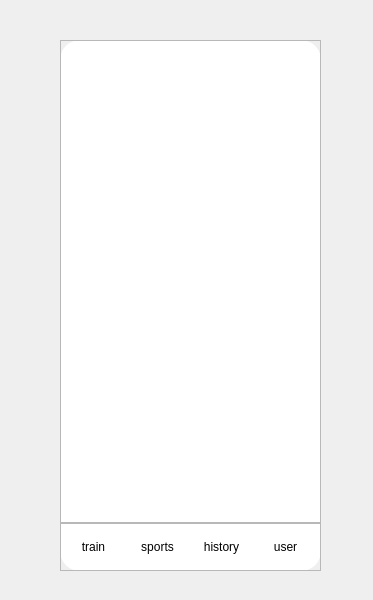
Above: Client/ui/FitMind_Client_MainInterface.ui from aud13d/FitMind before the change. Below: the same form after it.
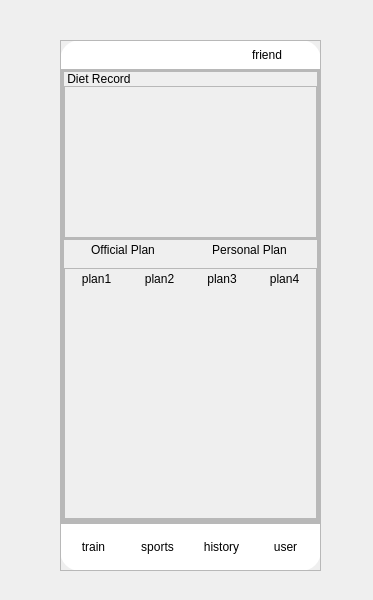
That is the form after the change. Icons and pictures are not drawn.

Commit message: Added the Train page and main interface button switching function

Patch:
```diff
--- a/Client/ui/FitMind_Client_MainInterface.ui
+++ b/Client/ui/FitMind_Client_MainInterface.ui
@@ -95,7 +95,604 @@
           <property name="currentIndex">
            <number>0</number>
           </property>
-          <widget class="QWidget" name="page_train"/>
+          <widget class="QWidget" name="page_train">
+           <layout class="QVBoxLayout" name="verticalLayout_5">
+            <property name="spacing">
+             <number>0</number>
+            </property>
+            <property name="leftMargin">
+             <number>0</number>
+            </property>
+            <property name="topMargin">
+             <number>0</number>
+            </property>
+            <property name="rightMargin">
+             <number>0</number>
+            </property>
+            <property name="bottomMargin">
+             <number>0</number>
+            </property>
+            <item>
+             <layout class="QHBoxLayout" name="horizontalLayout_3">
+              <property name="spacing">
+               <number>0</number>
+              </property>
+              <property name="topMargin">
+               <number>4</number>
+              </property>
+              <property name="rightMargin">
+               <number>6</number>
+              </property>
+              <property name="bottomMargin">
+               <number>4</number>
+              </property>
+              <item>
+               <spacer name="horizontalSpacer">
+                <property name="orientation">
+                 <enum>Qt::Orientation::Horizontal</enum>
+                </property>
+                <property name="sizeHint" stdset="0">
+                 <size>
+                  <width>90</width>
+                  <height>20</height>
+                 </size>
+                </property>
+               </spacer>
+              </item>
+              <item>
+               <widget class="QPushButton" name="button_friend">
+                <property name="styleSheet">
+                 <string notr="true">
+
+QPushButton {
+    font: 9pt &quot;微软雅黑&quot;;
+    border-radius: 6px; /* 轻微圆角 */
+    background-color: white; /* 纯白背景 */
+    color: black; /* 黑色文字 */
+    min-width: 16px;
+    min-height: 16px;
+
+}
+
+QPushButton:hover {
+    background-color: #f0f0f0; /* 浅灰色悬浮效果 */
+    margin-top: 2px; /* 轻微下移，增加按压感 */
+}
+
+QPushButton:pressed {
+    background-color: #e0e0e0; /* 按下时变深灰 */
+    margin-top: 1px; /* 按下时轻微上移 */
+}
+
+QPushButton:disabled {
+    background-color: #f8f8f8;
+    color: gray;
+    border-color: #ddd;
+}
+
+
+</string>
+                </property>
+                <property name="text">
+                 <string>friend</string>
+                </property>
+                <property name="icon">
+                 <iconset resource="res.qrc">
+                  <normaloff>:/icons/icon/user-multiple-group--close-geometric-human-multipl.png</normaloff>:/icons/icon/user-multiple-group--close-geometric-human-multipl.png</iconset>
+                </property>
+               </widget>
+              </item>
+              <item>
+               <widget class="QPushButton" name="pushButton">
+                <property name="minimumSize">
+                 <size>
+                  <width>16</width>
+                  <height>16</height>
+                 </size>
+                </property>
+                <property name="styleSheet">
+                 <string notr="true">
+
+QPushButton {
+    font: 9pt &quot;微软雅黑&quot;;
+    border-radius: 6px; /* 轻微圆角 */
+    background-color: white; /* 纯白背景 */
+    color: black; /* 黑色文字 */
+    min-width: 16px;
+    min-height: 16px;
+
+}
+
+QPushButton:hover {
+    background-color: #f0f0f0; /* 浅灰色悬浮效果 */
+    margin-top: 2px; /* 轻微下移，增加按压感 */
+}
+
+QPushButton:pressed {
+    background-color: #e0e0e0; /* 按下时变深灰 */
+    margin-top: 1px; /* 按下时轻微上移 */
+}
+
+QPushButton:disabled {
+    background-color: #f8f8f8;
+    color: gray;
+    border-color: #ddd;
+}
+
+
+</string>
+                </property>
+                <property name="text">
+                 <string/>
+                </property>
+                <property name="icon">
+                 <iconset resource="res.qrc">
+                  <normaloff>:/icons/icon/delete-1--remove-add-button-buttons-delete-cross-x.png</normaloff>:/icons/icon/delete-1--remove-add-button-buttons-delete-cross-x.png</iconset>
+                </property>
+               </widget>
+              </item>
+             </layout>
+            </item>
+            <item>
+             <widget class="QFrame" name="frame_10">
+              <property name="sizePolicy">
+               <sizepolicy hsizetype="Expanding" vsizetype="Expanding">
+                <horstretch>0</horstretch>
+                <verstretch>0</verstretch>
+               </sizepolicy>
+              </property>
+              <property name="frameShape">
+               <enum>QFrame::Shape::StyledPanel</enum>
+              </property>
+              <property name="frameShadow">
+               <enum>QFrame::Shadow::Raised</enum>
+              </property>
+              <layout class="QVBoxLayout" name="verticalLayout_11">
+               <property name="spacing">
+                <number>0</number>
+               </property>
+               <property name="leftMargin">
+                <number>0</number>
+               </property>
+               <property name="topMargin">
+                <number>0</number>
+               </property>
+               <property name="rightMargin">
+                <number>0</number>
+               </property>
+               <property name="bottomMargin">
+                <number>0</number>
+               </property>
+               <item>
+                <widget class="QScrollArea" name="scrollArea">
+                 <property name="sizePolicy">
+                  <sizepolicy hsizetype="Expanding" vsizetype="Expanding">
+                   <horstretch>0</horstretch>
+                   <verstretch>10</verstretch>
+                  </sizepolicy>
+                 </property>
+                 <property name="styleSheet">
+                  <string notr="true">    QScrollArea {
+ 		background: transparent;  /* 透明背景 */
+        border: none;  /* 可选：去掉边框 */
+    }
+    
+    /* 垂直滚动条 */
+    QScrollBar:vertical {
+        background: #f0f0f0;  /* 滚动条背景 */
+        width: 8px;  /* 滚动条宽度 */
+        border-radius: 4px;
+    }
+    
+    QScrollBar::handle:vertical {
+        background: #c0c0c0;  /* 滑块颜色 */
+        border-radius: 4px;
+        min-height: 20px;  /* 最小高度 */
+    }
+
+    QScrollBar::handle:vertical:hover {
+        background: #a0a0a0;  /* 悬停颜色 */
+    }
+
+    QScrollBar::handle:vertical:pressed {
+        background: #808080;  /* 按下时的颜色 */
+    }
+
+    QScrollBar::sub-line:vertical,
+    QScrollBar::add-line:vertical {
+        background: none;  /* 去掉上下按钮 */
+    }
+</string>
+                 </property>
+                 <property name="lineWidth">
+                  <number>1</number>
+                 </property>
+                 <property name="widgetResizable">
+                  <bool>true</bool>
+                 </property>
+                 <widget class="QWidget" name="scrollAreaWidgetContents">
+                  <property name="geometry">
+                   <rect>
+                    <x>0</x>
+                    <y>0</y>
+                    <width>257</width>
+                    <height>451</height>
+                   </rect>
+                  </property>
+                  <layout class="QVBoxLayout" name="verticalLayout_9">
+                   <property name="spacing">
+                    <number>0</number>
+                   </property>
+                   <property name="leftMargin">
+                    <number>0</number>
+                   </property>
+                   <property name="topMargin">
+                    <number>0</number>
+                   </property>
+                   <property name="rightMargin">
+                    <number>0</number>
+                   </property>
+                   <property name="bottomMargin">
+                    <number>0</number>
+                   </property>
+                   <item>
+                    <widget class="QFrame" name="frame_4">
+                     <property name="styleSheet">
+                      <string notr="true">
+
+QToolButton {
+    font: 9pt &quot;微软雅黑&quot;; 
+    qproperty-alignment: AlignLeft; /* 文字左对齐 */
+    padding-left: 0px; /* 确保紧贴左边 */
+    border-radius: 6px; /* 轻微圆角 */
+    background-color: transparent; 
+    color: black; /* 黑色文字 */
+    min-width: 16px;
+    min-height: 16px;
+
+}
+
+QToolButton:hover {
+    background-color: #f0f0f0; /* 浅灰色悬浮效果 */
+    margin-top: 2px; /* 轻微下移，增加按压感 */
+}
+
+QToolButton:pressed {
+    background-color: #e0e0e0; /* 按下时变深灰 */
+    margin-top: 1px; /* 按下时轻微上移 */
+}
+
+QToolButton:disabled {
+    background-color: #f8f8f8;
+    color: gray;
+    border-color: #ddd;
+}
+</string>
+                     </property>
+                     <property name="frameShape">
+                      <enum>QFrame::Shape::StyledPanel</enum>
+                     </property>
+                     <property name="frameShadow">
+                      <enum>QFrame::Shadow::Raised</enum>
+                     </property>
+                     <layout class="QVBoxLayout" name="verticalLayout_10">
+                      <property name="spacing">
+                       <number>0</number>
+                      </property>
+                      <property name="leftMargin">
+                       <number>0</number>
+                      </property>
+                      <property name="topMargin">
+                       <number>0</number>
+                      </property>
+                      <property name="rightMargin">
+                       <number>0</number>
+                      </property>
+                      <property name="bottomMargin">
+                       <number>0</number>
+                      </property>
+                      <item>
+                       <widget class="QFrame" name="frame_5">
+                        <property name="sizePolicy">
+                         <sizepolicy hsizetype="Preferred" vsizetype="Expanding">
+                          <horstretch>0</horstretch>
+                          <verstretch>3</verstretch>
+                         </sizepolicy>
+                        </property>
+                        <property name="styleSheet">
+                         <string notr="true">font: 700 12pt &quot;微软雅黑&quot;;</string>
+                        </property>
+                        <property name="frameShape">
+                         <enum>QFrame::Shape::StyledPanel</enum>
+                        </property>
+                        <property name="frameShadow">
+                         <enum>QFrame::Shadow::Raised</enum>
+                        </property>
+                        <layout class="QVBoxLayout" name="verticalLayout_3">
+                         <property name="spacing">
+                          <number>0</number>
+                         </property>
+                         <property name="leftMargin">
+                          <number>0</number>
+                         </property>
+                         <property name="topMargin">
+                          <number>0</number>
+                         </property>
+                         <property name="rightMargin">
+                          <number>0</number>
+                         </property>
+                         <property name="bottomMargin">
+                          <number>0</number>
+                         </property>
+                         <item>
+                          <widget class="QLabel" name="label_2">
+                           <property name="sizePolicy">
+                            <sizepolicy hsizetype="Preferred" vsizetype="Expanding">
+                             <horstretch>0</horstretch>
+                             <verstretch>0</verstretch>
+                            </sizepolicy>
+                           </property>
+                           <property name="text">
+                            <string> Diet Record</string>
+                           </property>
+                          </widget>
+                         </item>
+                         <item>
+                          <widget class="QFrame" name="frame_6">
+                           <property name="sizePolicy">
+                            <sizepolicy hsizetype="Preferred" vsizetype="Expanding">
+                             <horstretch>0</horstretch>
+                             <verstretch>8</verstretch>
+                            </sizepolicy>
+                           </property>
+                           <property name="frameShape">
+                            <enum>QFrame::Shape::StyledPanel</enum>
+                           </property>
+                           <property name="frameShadow">
+                            <enum>QFrame::Shadow::Raised</enum>
+                           </property>
+                           <layout class="QVBoxLayout" name="verticalLayout_2">
+                            <property name="spacing">
+                             <number>0</number>
+                            </property>
+                            <property name="leftMargin">
+                             <number>0</number>
+                            </property>
+                            <property name="topMargin">
+                             <number>0</number>
+                            </property>
+                            <property name="rightMargin">
+                             <number>0</number>
+                            </property>
+                            <property name="bottomMargin">
+                             <number>0</number>
+                            </property>
+                           </layout>
+                          </widget>
+                         </item>
+                        </layout>
+                       </widget>
+                      </item>
+                      <item>
+                       <widget class="QFrame" name="frame_7">
+                        <property name="sizePolicy">
+                         <sizepolicy hsizetype="Preferred" vsizetype="Expanding">
+                          <horstretch>0</horstretch>
+                          <verstretch>5</verstretch>
+                         </sizepolicy>
+                        </property>
+                        <property name="styleSheet">
+                         <string notr="true">font: 700 10pt &quot;微软雅黑&quot;;
+</string>
+                        </property>
+                        <property name="frameShape">
+                         <enum>QFrame::Shape::StyledPanel</enum>
+                        </property>
+                        <property name="frameShadow">
+                         <enum>QFrame::Shadow::Raised</enum>
+                        </property>
+                        <layout class="QVBoxLayout" name="verticalLayout_4">
+                         <property name="spacing">
+                          <number>0</number>
+                         </property>
+                         <property name="leftMargin">
+                          <number>0</number>
+                         </property>
+                         <property name="topMargin">
+                          <number>0</number>
+                         </property>
+                         <property name="rightMargin">
+                          <number>0</number>
+                         </property>
+                         <property name="bottomMargin">
+                          <number>0</number>
+                         </property>
+                         <item>
+                          <widget class="QSplitter" name="splitter_2">
+                           <property name="orientation">
+                            <enum>Qt::Orientation::Horizontal</enum>
+                           </property>
+                           <property name="handleWidth">
+                            <number>0</number>
+                           </property>
+                           <widget class="QToolButton" name="button_official_plan">
+                            <property name="text">
+                             <string>Official Plan</string>
+                            </property>
+                            <property name="toolButtonStyle">
+                             <enum>Qt::ToolButtonStyle::ToolButtonTextOnly</enum>
+                            </property>
+                           </widget>
+                           <widget class="QToolButton" name="button_personal_plan">
+                            <property name="text">
+                             <string>Personal Plan</string>
+                            </property>
+                           </widget>
+                          </widget>
+                         </item>
+                         <item>
+                          <widget class="QStackedWidget" name="stackedWidget_2">
+                           <property name="currentIndex">
+                            <number>0</number>
+                           </property>
+                           <widget class="QWidget" name="page_official_plan">
+                            <layout class="QVBoxLayout" name="verticalLayout_8">
+                             <property name="spacing">
+                              <number>0</number>
+                             </property>
+                             <property name="leftMargin">
+                              <number>0</number>
+                             </property>
+                             <property name="topMargin">
+                              <number>9</number>
+                             </property>
+                             <property name="rightMargin">
+                              <number>0</number>
+                             </property>
+                             <property name="bottomMargin">
+                              <number>0</number>
+                             </property>
+                             <item>
+                              <widget class="QFrame" name="frame_8">
+                               <property name="sizePolicy">
+                                <sizepolicy hsizetype="Preferred" vsizetype="Expanding">
+                                 <horstretch>0</horstretch>
+                                 <verstretch>8</verstretch>
+                                </sizepolicy>
+                               </property>
+                               <property name="styleSheet">
+                                <string notr="true">font: 290 9pt &quot;微软雅黑&quot;;</string>
+                               </property>
+                               <property name="frameShape">
+                                <enum>QFrame::Shape::StyledPanel</enum>
+                               </property>
+                               <property name="frameShadow">
+                                <enum>QFrame::Shadow::Raised</enum>
+                               </property>
+                               <layout class="QVBoxLayout" name="verticalLayout_7">
+                                <property name="spacing">
+                                 <number>0</number>
+                                </property>
+                                <property name="leftMargin">
+                                 <number>0</number>
+                                </property>
+                                <property name="topMargin">
+                                 <number>0</number>
+                                </property>
+                                <property name="rightMargin">
+                                 <number>0</number>
+                                </property>
+                                <property name="bottomMargin">
+                                 <number>0</number>
+                                </property>
+                                <item>
+                                 <widget class="QSplitter" name="splitter_3">
+                                  <property name="sizePolicy">
+                                   <sizepolicy hsizetype="Ignored" vsizetype="Preferred">
+                                    <horstretch>0</horstretch>
+                                    <verstretch>0</verstretch>
+                                   </sizepolicy>
+                                  </property>
+                                  <property name="orientation">
+                                   <enum>Qt::Orientation::Horizontal</enum>
+                                  </property>
+                                  <property name="handleWidth">
+                                   <number>0</number>
+                                  </property>
+                                  <widget class="QToolButton" name="button_plan1">
+                                   <property name="sizePolicy">
+                                    <sizepolicy hsizetype="Fixed" vsizetype="Fixed">
+                                     <horstretch>0</horstretch>
+                                     <verstretch>0</verstretch>
+                                    </sizepolicy>
+                                   </property>
+                                   <property name="text">
+                                    <string>plan1</string>
+                                   </property>
+                                  </widget>
+                                  <widget class="QToolButton" name="button_plan2">
+                                   <property name="sizePolicy">
+                                    <sizepolicy hsizetype="Fixed" vsizetype="Fixed">
+                                     <horstretch>0</horstretch>
+                                     <verstretch>0</verstretch>
+                                    </sizepolicy>
+                                   </property>
+                                   <property name="text">
+                                    <string>plan2</string>
+                                   </property>
+                                  </widget>
+                                  <widget class="QToolButton" name="button_plan3">
+                                   <property name="text">
+                                    <string>plan3</string>
+                                   </property>
+                                  </widget>
+                                  <widget class="QToolButton" name="button_plan4">
+                                   <property name="text">
+                                    <string>plan4</string>
+                                   </property>
+                                  </widget>
+                                 </widget>
+                                </item>
+                                <item>
+                                 <widget class="QStackedWidget" name="stackedWidget_3">
+                                  <property name="currentIndex">
+                                   <number>0</number>
+                                  </property>
+                                  <widget class="QWidget" name="page_plan1"/>
+                                  <widget class="QWidget" name="page_plan2"/>
+                                 </widget>
+                                </item>
+                               </layout>
+                              </widget>
+                             </item>
+                            </layout>
+                           </widget>
+                           <widget class="QWidget" name="page_personal_plan">
+                            <layout class="QVBoxLayout" name="verticalLayout_6">
+                             <property name="spacing">
+                              <number>0</number>
+                             </property>
+                             <property name="leftMargin">
+                              <number>0</number>
+                             </property>
+                             <property name="topMargin">
+                              <number>0</number>
+                             </property>
+                             <property name="rightMargin">
+                              <number>0</number>
+                             </property>
+                             <property name="bottomMargin">
+                              <number>0</number>
+                             </property>
+                             <item>
+                              <widget class="QFrame" name="frame_9">
+                               <property name="frameShape">
+                                <enum>QFrame::Shape::StyledPanel</enum>
+                               </property>
+                               <property name="frameShadow">
+                                <enum>QFrame::Shadow::Raised</enum>
+                               </property>
+                              </widget>
+                             </item>
+                            </layout>
+                           </widget>
+                          </widget>
+                         </item>
+                        </layout>
+                       </widget>
+                      </item>
+                     </layout>
+                    </widget>
+                   </item>
+                  </layout>
+                 </widget>
+                </widget>
+               </item>
+              </layout>
+             </widget>
+            </item>
+           </layout>
+          </widget>
           <widget class="QWidget" name="page_sports"/>
           <widget class="QWidget" name="page_history"/>
           <widget class="QWidget" name="page_user"/>
```
Left out of the diff: 50 changed lines with no effect on the pictures. The commit also changes 7 other files.
